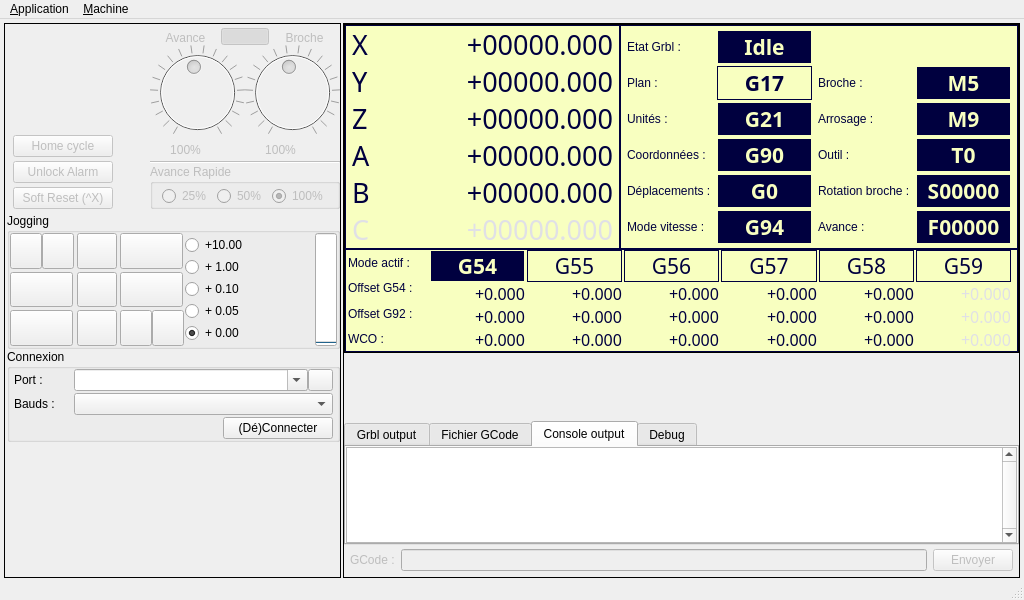
First picture: the form in mainWindow.ui, repository fra589/cn5X, before the edit.
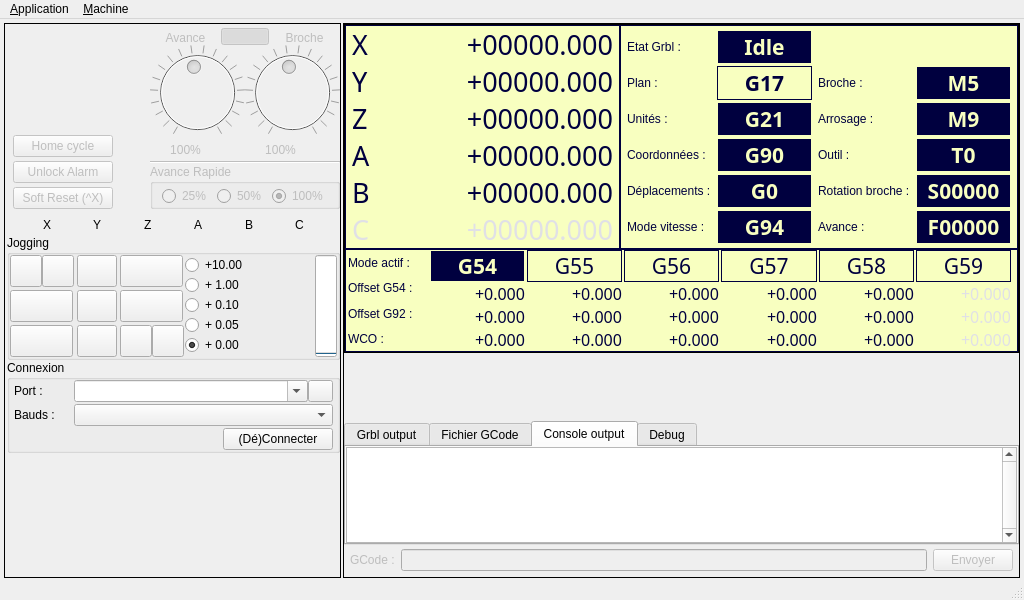
Second picture: the form after the edit. Icons and pictures are not drawn. Custom widgets are drawn as their Qt base class.

```diff
--- a/mainWindow.ui
+++ b/mainWindow.ui
@@ -640,6 +640,442 @@
          </item>
         </layout>
        </item>
+       <item>
+        <widget class="QFrame" name="frmLedsLimites">
+         <property name="frameShape">
+          <enum>QFrame::NoFrame</enum>
+         </property>
+         <property name="frameShadow">
+          <enum>QFrame::Raised</enum>
+         </property>
+         <layout class="QHBoxLayout" name="horizontalLayout_24">
+          <property name="spacing">
+           <number>0</number>
+          </property>
+          <property name="leftMargin">
+           <number>0</number>
+          </property>
+          <property name="topMargin">
+           <number>2</number>
+          </property>
+          <property name="rightMargin">
+           <number>0</number>
+          </property>
+          <property name="bottomMargin">
+           <number>0</number>
+          </property>
+          <item>
+           <spacer name="horizontalSpacer">
+            <property name="orientation">
+             <enum>Qt::Horizontal</enum>
+            </property>
+            <property name="sizeHint" stdset="0">
+             <size>
+              <width>13</width>
+              <height>20</height>
+             </size>
+            </property>
+           </spacer>
+          </item>
+          <item>
+           <widget class="cnLed" name="cnLed_0">
+            <property name="maximumSize">
+             <size>
+              <width>20</width>
+              <height>20</height>
+             </size>
+            </property>
+            <property name="toolTip">
+             <string>Limite X min</string>
+            </property>
+            <property name="text">
+             <string notr="true"/>
+            </property>
+            <property name="pixmap">
+             <pixmap resource="cn5X.qrc">:/cn5X/images/ledRougeEteinte.svg</pixmap>
+            </property>
+            <property name="scaledContents">
+             <bool>true</bool>
+            </property>
+           </widget>
+          </item>
+          <item>
+           <widget class="QLabel" name="lblLedX">
+            <property name="frameShape">
+             <enum>QFrame::NoFrame</enum>
+            </property>
+            <property name="frameShadow">
+             <enum>QFrame::Plain</enum>
+            </property>
+            <property name="lineWidth">
+             <number>1</number>
+            </property>
+            <property name="text">
+             <string>X</string>
+            </property>
+           </widget>
+          </item>
+          <item>
+           <widget class="cnLed" name="cnLed_1">
+            <property name="maximumSize">
+             <size>
+              <width>20</width>
+              <height>20</height>
+             </size>
+            </property>
+            <property name="toolTip">
+             <string>Limite X max</string>
+            </property>
+            <property name="text">
+             <string notr="true"/>
+            </property>
+            <property name="pixmap">
+             <pixmap resource="cn5X.qrc">:/cn5X/images/ledRougeEteinte.svg</pixmap>
+            </property>
+            <property name="scaledContents">
+             <bool>true</bool>
+            </property>
+           </widget>
+          </item>
+          <item>
+           <spacer name="horizontalSpacer_9">
+            <property name="orientation">
+             <enum>Qt::Horizontal</enum>
+            </property>
+            <property name="sizeHint" stdset="0">
+             <size>
+              <width>13</width>
+              <height>20</height>
+             </size>
+            </property>
+           </spacer>
+          </item>
+          <item>
+           <widget class="cnLed" name="cnLed_2">
+            <property name="maximumSize">
+             <size>
+              <width>20</width>
+              <height>20</height>
+             </size>
+            </property>
+            <property name="toolTip">
+             <string>Limite Y min</string>
+            </property>
+            <property name="text">
+             <string notr="true"/>
+            </property>
+            <property name="pixmap">
+             <pixmap resource="cn5X.qrc">:/cn5X/images/ledRougeEteinte.svg</pixmap>
+            </property>
+            <property name="scaledContents">
+             <bool>true</bool>
+            </property>
+           </widget>
+          </item>
+          <item>
+           <widget class="QLabel" name="lblLedY">
+            <property name="text">
+             <string>Y</string>
+            </property>
+           </widget>
+          </item>
+          <item>
+           <widget class="cnLed" name="cnLed_3">
+            <property name="maximumSize">
+             <size>
+              <width>20</width>
+              <height>20</height>
+             </size>
+            </property>
+            <property name="toolTip">
+             <string>Limite Y max</string>
+            </property>
+            <property name="text">
+             <string notr="true"/>
+            </property>
+            <property name="pixmap">
+             <pixmap resource="cn5X.qrc">:/cn5X/images/ledRougeEteinte.svg</pixmap>
+            </property>
+            <property name="scaledContents">
+             <bool>true</bool>
+            </property>
+            <property name="ledStatus">
+             <bool>false</bool>
+            </property>
+           </widget>
+          </item>
+          <item>
+           <spacer name="horizontalSpacer_10">
+            <property name="orientation">
+             <enum>Qt::Horizontal</enum>
+            </property>
+            <property name="sizeHint" stdset="0">
+             <size>
+              <width>13</width>
+              <height>20</height>
+             </size>
+            </property>
+           </spacer>
+          </item>
+          <item>
+           <widget class="cnLed" name="cnLed_4">
+            <property name="maximumSize">
+             <size>
+              <width>20</width>
+              <height>20</height>
+             </size>
+            </property>
+            <property name="toolTip">
+             <string>Limite Z min</string>
+            </property>
+            <property name="text">
+             <string notr="true"/>
+            </property>
+            <property name="pixmap">
+             <pixmap resource="cn5X.qrc">:/cn5X/images/ledRougeEteinte.svg</pixmap>
+            </property>
+            <property name="scaledContents">
+             <bool>true</bool>
+            </property>
+           </widget>
+          </item>
+          <item>
+           <widget class="QLabel" name="lblLedZ">
+            <property name="text">
+             <string>Z</string>
+            </property>
+           </widget>
+          </item>
+          <item>
+           <widget class="cnLed" name="cnLed_5">
+            <property name="maximumSize">
+             <size>
+              <width>20</width>
+              <height>20</height>
+             </size>
+            </property>
+            <property name="toolTip">
+             <string>Limite Z max</string>
+            </property>
+            <property name="text">
+             <string notr="true"/>
+            </property>
+            <property name="pixmap">
+             <pixmap resource="cn5X.qrc">:/cn5X/images/ledRougeEteinte.svg</pixmap>
+            </property>
+            <property name="scaledContents">
+             <bool>true</bool>
+            </property>
+           </widget>
+          </item>
+          <item>
+           <spacer name="horizontalSpacer_12">
+            <property name="orientation">
+             <enum>Qt::Horizontal</enum>
+            </property>
+            <property name="sizeHint" stdset="0">
+             <size>
+              <width>13</width>
+              <height>20</height>
+             </size>
+            </property>
+           </spacer>
+          </item>
+          <item>
+           <widget class="cnLed" name="cnLed_6">
+            <property name="maximumSize">
+             <size>
+              <width>20</width>
+              <height>20</height>
+             </size>
+            </property>
+            <property name="toolTip">
+             <string>Limite A min</string>
+            </property>
+            <property name="text">
+             <string notr="true"/>
+            </property>
+            <property name="pixmap">
+             <pixmap resource="cn5X.qrc">:/cn5X/images/ledRougeEteinte.svg</pixmap>
+            </property>
+            <property name="scaledContents">
+             <bool>true</bool>
+            </property>
+           </widget>
+          </item>
+          <item>
+           <widget class="QLabel" name="lblLedA">
+            <property name="text">
+             <string>A</string>
+            </property>
+           </widget>
+          </item>
+          <item>
+           <widget class="cnLed" name="cnLed_7">
+            <property name="maximumSize">
+             <size>
+              <width>20</width>
+              <height>20</height>
+             </size>
+            </property>
+            <property name="toolTip">
+             <string>Limite A max</string>
+            </property>
+            <property name="text">
+             <string notr="true"/>
+            </property>
+            <property name="pixmap">
+             <pixmap resource="cn5X.qrc">:/cn5X/images/ledRougeEteinte.svg</pixmap>
+            </property>
+            <property name="scaledContents">
+             <bool>true</bool>
+            </property>
+           </widget>
+          </item>
+          <item>
+           <spacer name="horizontalSpacer_14">
+            <property name="orientation">
+             <enum>Qt::Horizontal</enum>
+            </property>
+            <property name="sizeHint" stdset="0">
+             <size>
+              <width>13</width>
+              <height>20</height>
+             </size>
+            </property>
+           </spacer>
+          </item>
+          <item>
+           <widget class="cnLed" name="cnLed_8">
+            <property name="maximumSize">
+             <size>
+              <width>20</width>
+              <height>20</height>
+             </size>
+            </property>
+            <property name="toolTip">
+             <string>Limite B min</string>
+            </property>
+            <property name="text">
+             <string notr="true"/>
+            </property>
+            <property name="pixmap">
+             <pixmap resource="cn5X.qrc">:/cn5X/images/ledRougeEteinte.svg</pixmap>
+            </property>
+            <property name="scaledContents">
+             <bool>true</bool>
+            </property>
+           </widget>
+          </item>
+          <item>
+           <widget class="QLabel" name="lblLedB">
+            <property name="text">
+             <string>B</string>
+            </property>
+           </widget>
+          </item>
+          <item>
+           <widget class="cnLed" name="cnLed_9">
+            <property name="maximumSize">
+             <size>
+              <width>20</width>
+              <height>20</height>
+             </size>
+            </property>
+            <property name="toolTip">
+             <string>Limite B max</string>
+            </property>
+            <property name="text">
+             <string notr="true"/>
+            </property>
+            <property name="pixmap">
+             <pixmap resource="cn5X.qrc">:/cn5X/images/ledRougeEteinte.svg</pixmap>
+            </property>
+            <property name="scaledContents">
+             <bool>true</bool>
+            </property>
+           </widget>
+          </item>
+          <item>
+           <spacer name="horizontalSpacer_16">
+            <property name="orientation">
+             <enum>Qt::Horizontal</enum>
+            </property>
+            <property name="sizeHint" stdset="0">
+             <size>
+              <width>13</width>
+              <height>20</height>
+             </size>
+            </property>
+           </spacer>
+          </item>
+          <item>
+           <widget class="cnLed" name="cnLed_10">
+            <property name="maximumSize">
+             <size>
+              <width>20</width>
+              <height>20</height>
+             </size>
+            </property>
+            <property name="toolTip">
+             <string>Limite C min</string>
+            </property>
+            <property name="text">
+             <string notr="true"/>
+            </property>
+            <property name="pixmap">
+             <pixmap resource="cn5X.qrc">:/cn5X/images/ledRougeEteinte.svg</pixmap>
+            </property>
+            <property name="scaledContents">
+             <bool>true</bool>
+            </property>
+           </widget>
+          </item>
+          <item>
+           <widget class="QLabel" name="lblLedC">
+            <property name="text">
+             <string>C</string>
+            </property>
+           </widget>
+          </item>
+          <item>
+           <widget class="cnLed" name="cnLed_11">
+            <property name="maximumSize">
+             <size>
+              <width>20</width>
+              <height>20</height>
+             </size>
+            </property>
+            <property name="toolTip">
+             <string>Limite C max</string>
+            </property>
+            <property name="text">
+             <string notr="true"/>
+            </property>
+            <property name="pixmap">
+             <pixmap resource="cn5X.qrc">:/cn5X/images/ledRougeEteinte.svg</pixmap>
+            </property>
+            <property name="scaledContents">
+             <bool>true</bool>
+            </property>
+           </widget>
+          </item>
+          <item>
+           <spacer name="horizontalSpacer_7">
+            <property name="orientation">
+             <enum>Qt::Horizontal</enum>
+            </property>
+            <property name="sizeHint" stdset="0">
+             <size>
+              <width>17</width>
+              <height>20</height>
+             </size>
+            </property>
+           </spacer>
+          </item>
+         </layout>
+        </widget>
+       </item>
        <item>
         <widget class="QGroupBox" name="grpJog">
          <property name="enabled">
@@ -3937,6 +4373,11 @@
   </action>
  </widget>
  <customwidgets>
+  <customwidget>
+   <class>cnLed</class>
+   <extends>QLabel</extends>
+   <header>cnled</header>
+  </customwidget>
   <customwidget>
    <class>gcodeQLineEdit</class>
    <extends>QLineEdit</extends>
```
